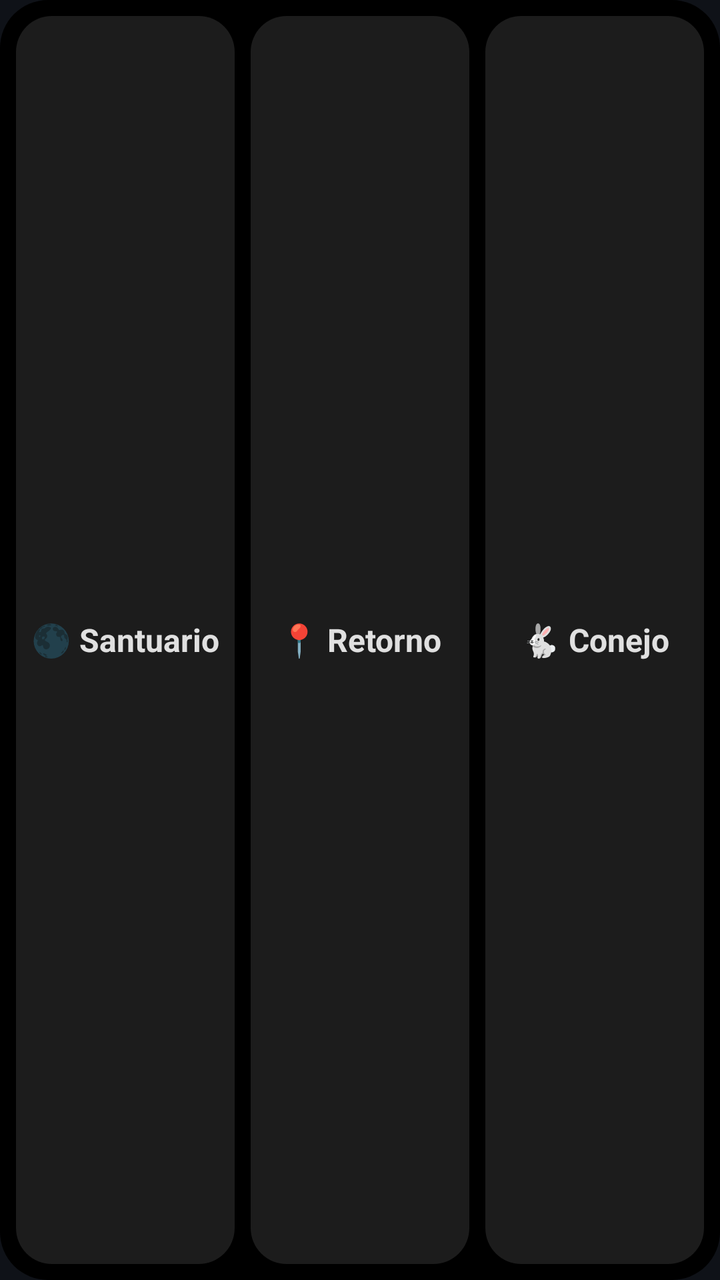
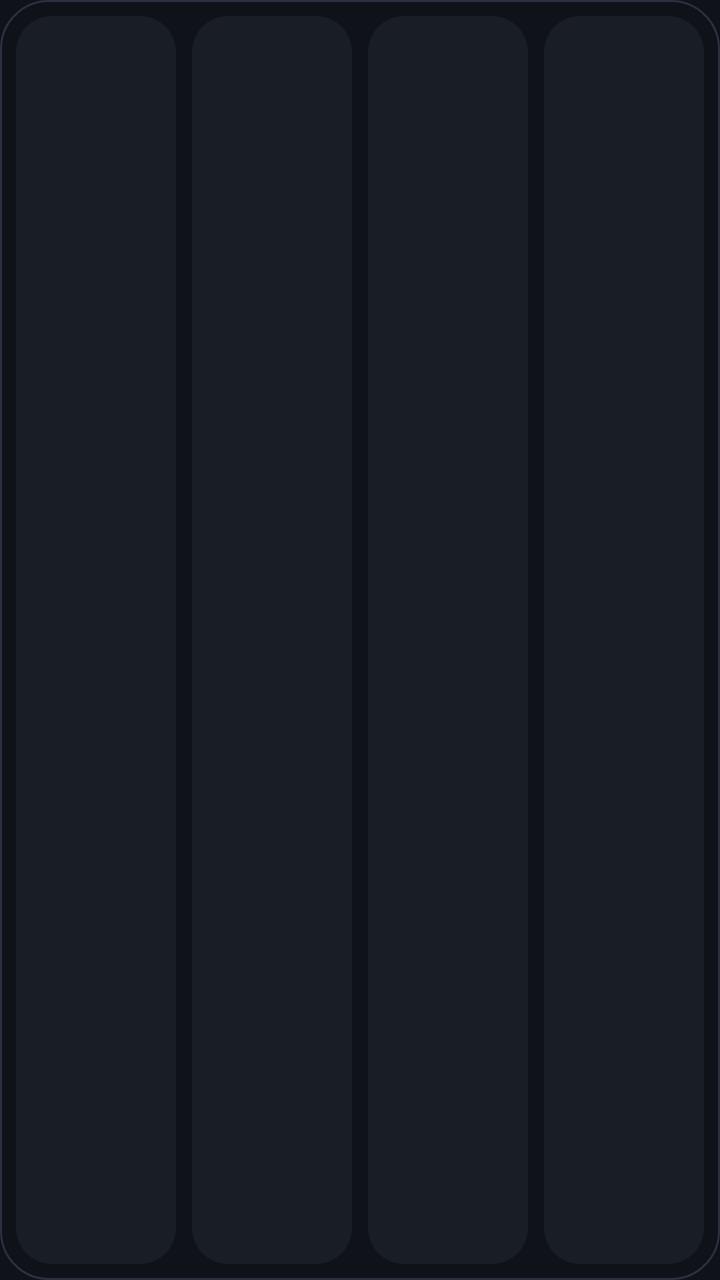

An Android layout rendered at two revisions. The XML below is the earlier revision; the diff shows what the commit changed to produce the second picture.
<!-- AndroidManifest.xml: application theme Theme.Sphera -->
<!-- res/layout/widget_sphera.xml -->
<?xml version="1.0" encoding="utf-8"?>
<LinearLayout xmlns:android="http://schemas.android.com/apk/res/android"
    android:layout_width="match_parent"
    android:layout_height="match_parent"
    android:background="@drawable/widget_bg"
    android:orientation="horizontal"
    android:padding="8dp">

    <TextView
        android:id="@+id/widget_sanctuary"
        android:layout_width="0dp"
        android:layout_height="match_parent"
        android:layout_weight="1"
        android:layout_marginEnd="4dp"
        android:background="@drawable/widget_button"
        android:gravity="center"
        android:text="@string/widget_sanctuary"
        android:textColor="#E0E0E0"
        android:textSize="16sp"
        android:maxLines="2"
        android:textStyle="bold" />

    <TextView
        android:id="@+id/widget_return"
        android:layout_width="0dp"
        android:layout_height="match_parent"
        android:layout_weight="1"
        android:layout_marginStart="4dp"
        android:layout_marginEnd="4dp"
        android:background="@drawable/widget_button"
        android:gravity="center"
        android:maxLines="2"
        android:text="@string/widget_return"
        android:textColor="#E0E0E0"
        android:textSize="16sp"
        android:textStyle="bold" />

    <TextView
        android:id="@+id/widget_rabbit"
        android:layout_width="0dp"
        android:layout_height="match_parent"
        android:layout_weight="1"
        android:layout_marginStart="4dp"
        android:layout_marginEnd="0dp"
        android:background="@drawable/widget_button"
        android:gravity="center"
        android:maxLines="2"
        android:text="@string/widget_rabbit"
        android:textColor="#E0E0E0"
        android:textSize="16sp"
        android:textStyle="bold" />

</LinearLayout>
<!-- resources referenced by this layout -->
<resources>
  <!-- drawable widget_bg (drawable) -->
  <?xml version="1.0" encoding="utf-8"?>
  <shape xmlns:android="http://schemas.android.com/apk/res/android" android:shape="rectangle">
      <solid android:color="#000000" />
      <corners android:radius="24dp" />
  </shape>
  <!-- drawable widget_button (drawable) -->
  <?xml version="1.0" encoding="utf-8"?>
  <shape xmlns:android="http://schemas.android.com/apk/res/android" android:shape="rectangle">
      <solid android:color="#1C1C1C" />
      <corners android:radius="18dp" />
  </shape>
  <string name="widget_rabbit">🐇 Conejo</string>
  <string name="widget_return">📍 Retorno</string>
  <string name="widget_sanctuary">🌑 Santuario</string>
  <style name="Theme.Sphera" parent="Theme.AppCompat.NoActionBar">
          <item name="android:windowBackground">@color/sphera_night</item>
      </style>
  <color name="sphera_night">#0F1218</color>
</resources>

<!-- the commit's change to res/layout/widget_sphera.xml (unified diff, before → after) -->
@@ -7,47 +7,64 @@
     android:padding="8dp">
 
     <TextView
-        android:id="@+id/widget_sanctuary"
+        android:id="@+id/widget_slot0"
         android:layout_width="0dp"
         android:layout_height="match_parent"
         android:layout_weight="1"
-        android:layout_marginEnd="4dp"
+        android:layout_marginStart="0dp"
         android:background="@drawable/widget_button"
         android:gravity="center"
-        android:text="@string/widget_sanctuary"
-        android:textColor="#E0E0E0"
-        android:textSize="16sp"
-        android:maxLines="2"
+        android:maxLines="3"
+        android:ellipsize="end"
+        android:lineSpacingExtra="2dp"
+        android:padding="4dp"
+        android:textColor="#E7E9EE"
+        android:textSize="14sp"
         android:textStyle="bold" />
-
     <TextView
-        android:id="@+id/widget_return"
+        android:id="@+id/widget_slot1"
         android:layout_width="0dp"
         android:layout_height="match_parent"
         android:layout_weight="1"
-        android:layout_marginStart="4dp"
-        android:layout_marginEnd="4dp"
+        android:layout_marginStart="8dp"
         android:background="@drawable/widget_button"
         android:gravity="center"
-        android:maxLines="2"
-        android:text="@string/widget_return"
-        android:textColor="#E0E0E0"
-        android:textSize="16sp"
+        android:maxLines="3"
+        android:ellipsize="end"
+        android:lineSpacingExtra="2dp"
+        android:padding="4dp"
+        android:textColor="#E7E9EE"
+        android:textSize="14sp"
         android:textStyle="bold" />
-
     <TextView
-        android:id="@+id/widget_rabbit"
+        android:id="@+id/widget_slot2"
         android:layout_width="0dp"
         android:layout_height="match_parent"
         android:layout_weight="1"
-        android:layout_marginStart="4dp"
-        android:layout_marginEnd="0dp"
+        android:layout_marginStart="8dp"
         android:background="@drawable/widget_button"
         android:gravity="center"
-        android:maxLines="2"
-        android:text="@string/widget_rabbit"
-        android:textColor="#E0E0E0"
-        android:textSize="16sp"
+        android:maxLines="3"
+        android:ellipsize="end"
+        android:lineSpacingExtra="2dp"
+        android:padding="4dp"
+        android:textColor="#E7E9EE"
+        android:textSize="14sp"
+        android:textStyle="bold" />
+    <TextView
+        android:id="@+id/widget_slot3"
+        android:layout_width="0dp"
+        android:layout_height="match_parent"
+        android:layout_weight="1"
+        android:layout_marginStart="8dp"
+        android:background="@drawable/widget_button"
+        android:gravity="center"
+        android:maxLines="3"
+        android:ellipsize="end"
+        android:lineSpacingExtra="2dp"
+        android:padding="4dp"
+        android:textColor="#E7E9EE"
+        android:textSize="14sp"
         android:textStyle="bold" />
 
 </LinearLayout>
<!-- resource entries referenced after the edit -->
@@ -3,18 +3,16 @@
   <!-- drawable widget_bg (drawable) -->
   <?xml version="1.0" encoding="utf-8"?>
   <shape xmlns:android="http://schemas.android.com/apk/res/android" android:shape="rectangle">
-      <solid android:color="#000000" />
+      <solid android:color="#0F1218" />
+      <stroke android:width="1dp" android:color="#2A3140" />
       <corners android:radius="24dp" />
   </shape>
   <!-- drawable widget_button (drawable) -->
   <?xml version="1.0" encoding="utf-8"?>
   <shape xmlns:android="http://schemas.android.com/apk/res/android" android:shape="rectangle">
-      <solid android:color="#1C1C1C" />
+      <solid android:color="#181D26" />
       <corners android:radius="18dp" />
   </shape>
-  <string name="widget_rabbit">🐇 Conejo</string>
-  <string name="widget_return">📍 Retorno</string>
-  <string name="widget_sanctuary">🌑 Santuario</string>
   <style name="Theme.Sphera" parent="Theme.AppCompat.NoActionBar">
           <item name="android:windowBackground">@color/sphera_night</item>
       </style>
